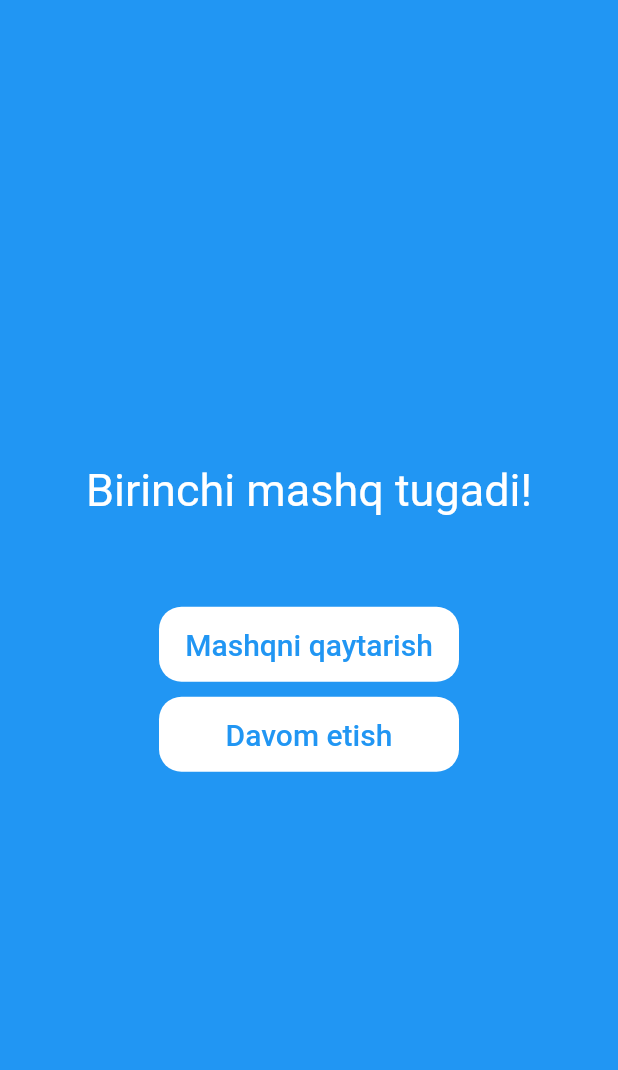
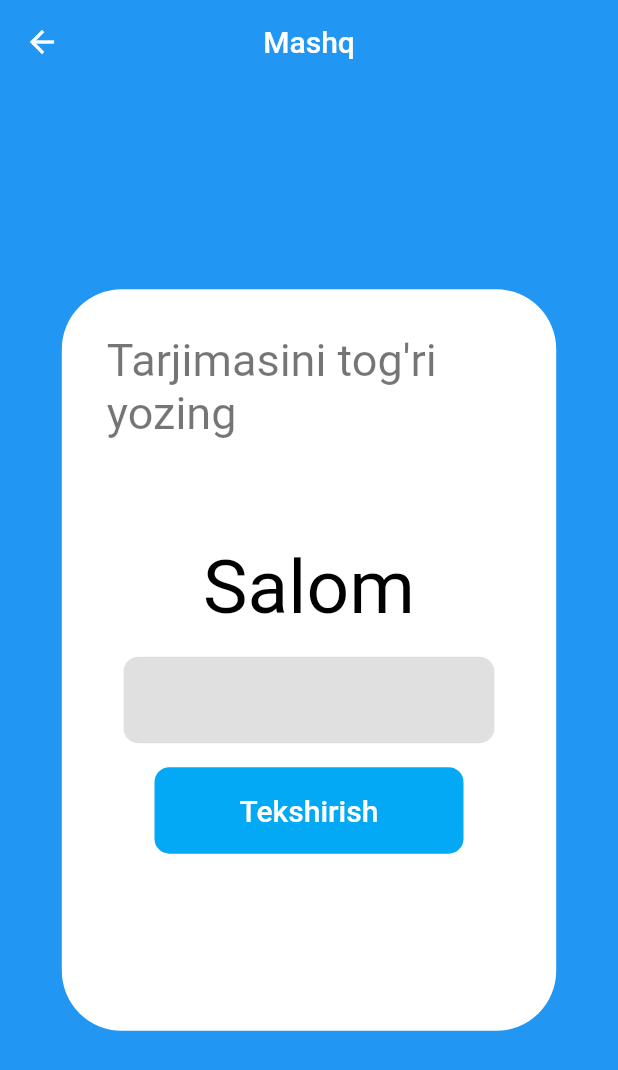
Before and after one commit to JohnnyAkhmedov/learneng, a Flutter app: the PovtorTrenirovki screen opened directly with empty values, after a tap on "Davom etish", on a phone screen of 412 x 824 dp. Shown: the top 1070 px of the screen. Run offline on Flutter 3.47's test engine with Material 2 defaults, Android fonts, the phone set to English and light mode, and no system bars; our stand-ins replace google_fonts, hive, hive_flutter; accounts and stored records are empty; Roboto replaces fonts that are missing (Aladin).

Commit message:
added the second training

```diff
--- a/lib/trainings/first_variant.dart
+++ b/lib/trainings/first_variant.dart
@@ -1,6 +1,7 @@
 import 'package:flutter/material.dart';
 
 import 'package:ingliz_tili/data.dart';
+import 'package:ingliz_tili/trainings/second_variant.dart';
 
 var a = DataOfWords();
 
@@ -105,8 +106,9 @@ class _FirstVariantTrainingState extends State<FirstVariantTraining> {
         body: Center(
             child: Container(
           width: size.width * 0.8,
+          height: size.height * 0.6,
           margin: EdgeInsets.all(30),
-          padding: EdgeInsets.only(bottom: 20),
+          padding: EdgeInsets.only(bottom: 40),
           decoration: BoxDecoration(
             color: Colors.white,
             borderRadius: BorderRadius.circular(40),
@@ -119,7 +121,7 @@ class _FirstVariantTrainingState extends State<FirstVariantTraining> {
                     style: TextStyle(color: Colors.black54, fontSize: 30)),
               ),
               Padding(
-                padding: const EdgeInsets.only(top: 10),
+                padding: const EdgeInsets.only(top: 20),
                 child: Text(traingTest[testIndex].questWord,
                     style: TextStyle(color: Colors.black, fontSize: 50)),
               ),
@@ -231,7 +233,13 @@ class PovtorTrenirovki extends StatelessWidget {
                   width: 200,
                   height: 50,
                   child: TextButton(
-                      onPressed: () {},
+                      onPressed: () {
+                        Navigator.push(
+                            context,
+                            MaterialPageRoute(
+                                builder: (context) =>
+                                    SecondVariant(indeks: indeks)));
+                      },
                       child: Text(
                         'Davom etish',
                         style: TextStyle(fontSize: 20, color: Colors.blue),
--- /dev/null
+++ b/lib/trainings/second_variant.dart
@@ -0,0 +1,104 @@
+import 'package:flutter/material.dart';
+import 'package:ingliz_tili/data.dart';
+
+var data = DataOfWords();
+
+class SecondVariant extends StatefulWidget {
+  int indeks;
+  SecondVariant({required this.indeks});
+
+  @override
+  _SecondVariantState createState() => _SecondVariantState(indeks: indeks);
+}
+
+class _SecondVariantState extends State<SecondVariant> {
+  int ind = 0;
+  String word = '';
+  int indeks;
+  _SecondVariantState({required this.indeks});
+  @override
+  Widget build(BuildContext context) {
+    Size size = MediaQuery.of(context).size;
+    return Scaffold(
+        backgroundColor: Colors.blue,
+        appBar: AppBar(
+          backgroundColor: Colors.blue,
+          elevation: 0,
+          centerTitle: true,
+          title: Text('Mashq'),
+        ),
+        body: Center(
+            child: Container(
+          width: size.width * 0.8,
+          height: size.height * 0.6,
+          margin: EdgeInsets.all(30),
+          padding: EdgeInsets.only(bottom: 10),
+          decoration: BoxDecoration(
+            color: Colors.white,
+            borderRadius: BorderRadius.circular(40),
+          ),
+          child: Column(
+            children: [
+              Padding(
+                padding: const EdgeInsets.all(30),
+                child: Text('Tarjimasini tog\'ri yozing',
+                    style: TextStyle(color: Colors.black54, fontSize: 30)),
+              ),
+              Padding(
+                padding: const EdgeInsets.only(top: 40, right: 20, left: 20),
+                child: Text(data.words[indeks][ind]['translation'].toString(),
+                    style: TextStyle(color: Colors.black, fontSize: 50)),
+              ),
+              Padding(
+                padding: const EdgeInsets.all(16.0),
+                child: Container(
+                    padding: EdgeInsets.all(10),
+                    child: Center(
+                        child: TextFormField(
+                      onChanged: (value) {
+                        setState(() {
+                          word = value;
+                          print(word);
+                        });
+                      },
+                      decoration: InputDecoration(border: InputBorder.none),
+                    )),
+                    width: size.width * 0.6,
+                    height: size.height * 0.07,
+                    decoration: BoxDecoration(
+                        color: Colors.grey[300],
+                        borderRadius: BorderRadius.circular(10))),
+              ),
+              Container(
+                child: TextButton(
+                    onPressed: () {
+                      if (word.toLowerCase() ==
+                          data.words[indeks][ind]['word']!.toLowerCase()) {
+                        setState(() {
+                          ind += 1;
+                          if (ind > 4) {
+                            Navigator.push(context,
+                                MaterialPageRoute(builder: (ctx) {
+                              return Scaffold();
+                            }));
+                          }
+                        });
+                      } else {
+                        print('tapped');
+                      }
+                    },
+                    child: Text(
+                      'Tekshirish',
+                      style: TextStyle(fontSize: 20, color: Colors.white),
+                    )),
+                decoration: BoxDecoration(
+                    color: Colors.lightBlue,
+                    borderRadius: BorderRadius.circular(10)),
+                width: size.width * 0.5,
+                height: size.height * 0.07,
+              )
+            ],
+          ),
+        )));
+  }
+}
```
Also changed, not shown: lib/data.dart (+20 -0 lines), lib/main.dart (+0 -12 lines).
